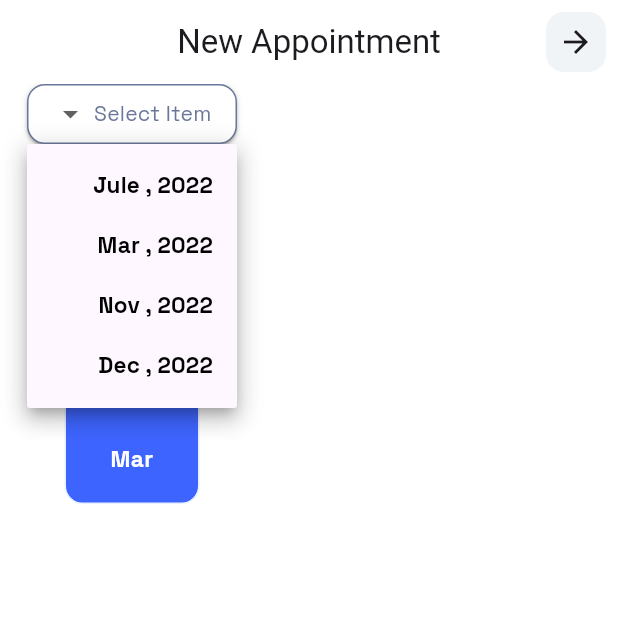
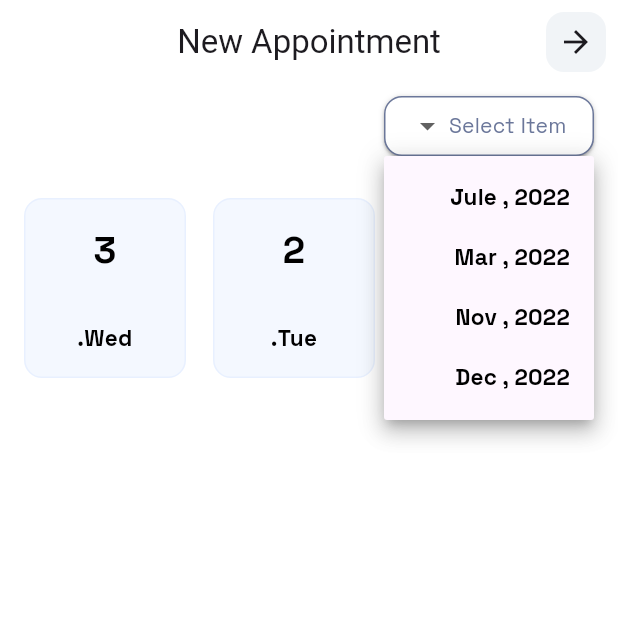
Before and after one commit to Open-Sourcers/DocLink_Flutter, a Flutter app: the NewAppointmentView screen opened by its route, after a tap on "Select Item", on a phone screen of 412 x 824 dp, the top half of it. Run offline on Flutter 3.47's test engine with Material 3 defaults, Android fonts, the phone set to English and light mode, and no system bars; drawn by our look-alikes of dropdown_button2; our stand-ins replace awesome_dialog, dartz, dio, flutter_bloc, flutter_screenutil, flutter_svg and 7 more.

Commit message:
new appointment days list view added and refactor some files

```diff
--- a/lib/features/user_views/new_appointment/presentation/views/widgets/active_day_card.dart
+++ /dev/null
@@ -1,45 +0,0 @@
-import 'package:doc_link_project/core/utils/app_colors.dart';
-import 'package:doc_link_project/core/utils/styless.dart';
-import 'package:flutter/material.dart';
-
-class ActiveDayCard extends StatelessWidget {
-  const ActiveDayCard({
-    super.key,
-    required this.day,
-    required this.month,
-    this.onTap,
-  });
-  final int day;
-  final String month;
-  final Function()? onTap;
-  @override
-  Widget build(BuildContext context) {
-    return GestureDetector(
-      onTap: onTap,
-      child: AnimatedContainer(
-        duration: const Duration(microseconds: 300),
-        height: 120,
-        width: 90,
-        margin: const EdgeInsets.symmetric(horizontal: 8),
-        decoration: BoxDecoration(
-          color: AppColors.commonColor,
-          borderRadius: BorderRadius.circular(12),
-          border: Border.all(width: 1, color: AppColors.grey200),
-        ),
-        child: Column(
-          mainAxisAlignment: MainAxisAlignment.spaceAround,
-          children: [
-            Text(
-              day.toString(),
-              style: Styless.textSemiBold15.copyWith(color: AppColors.white),
-            ),
-            Text(
-              month,
-              style: Styless.textSemiBold15.copyWith(color: AppColors.white),
-            ),
-          ],
-        ),
-      ),
-    );
-  }
-}
--- /dev/null
+++ b/lib/features/user_views/new_appointment/presentation/views/widgets/custom_day_card.dart
@@ -0,0 +1,51 @@
+import 'package:doc_link_project/core/utils/app_colors.dart';
+import 'package:doc_link_project/core/utils/styless.dart';
+import 'package:flutter/material.dart';
+
+class CustomDayCard extends StatelessWidget {
+  const CustomDayCard({
+    super.key,
+    required this.day,
+    required this.month,
+    this.onTap,
+    required this.isActive,
+  });
+  final int day;
+  final String month;
+  final Function()? onTap;
+  final bool isActive;
+  @override
+  Widget build(BuildContext context) {
+    return AspectRatio(
+      aspectRatio: 0.9,
+      child: GestureDetector(
+        onTap: onTap,
+        child: AnimatedContainer(
+          duration: const Duration(microseconds: 300),
+          decoration: BoxDecoration(
+            color: isActive ? AppColors.grey100 : AppColors.commonColor,
+            borderRadius: BorderRadius.circular(12),
+            border: Border.all(width: 1, color: AppColors.grey200),
+          ),
+          child: Column(
+            mainAxisAlignment: MainAxisAlignment.spaceAround,
+            children: [
+              Text(
+                day.toString(),
+                style: Styless.textBold25.copyWith(
+                  color: isActive ? AppColors.black : AppColors.white,
+                ),
+              ),
+              Text(
+                month,
+                style: Styless.textSemiBold15.copyWith(
+                  color: isActive ? AppColors.black : AppColors.white,
+                ),
+              ),
+            ],
+          ),
+        ),
+      ),
+    );
+  }
+}
--- a/lib/features/user_views/new_appointment/presentation/views/widgets/custom_drop_down_feild.dart
+++ b/lib/features/user_views/new_appointment/presentation/views/widgets/custom_drop_down_feild.dart
@@ -21,9 +21,11 @@
 
   @override
   Widget build(BuildContext context) {
-    return DropdownButtonHideUnderline(
+    return ListTile(
+      leading: DropdownButtonHideUnderline(
         child: DropdownButton2<String>(
-        isExpanded: true,
+          alignment: Alignment.centerLeft,
+          isExpanded: false,
           hint: const Text(
             'Select Item',
             style: Styless.textRegular14,
@@ -55,6 +57,7 @@
             height: 40,
           ),
         ),
+      ),
     );
   }
 }
--- a/lib/features/user_views/new_appointment/presentation/views/widgets/in_active_day_card.dart
+++ /dev/null
@@ -1,39 +0,0 @@
-import 'package:doc_link_project/core/utils/app_colors.dart';
-import 'package:doc_link_project/core/utils/styless.dart';
-import 'package:flutter/material.dart';
-
-class InActiveDayCard extends StatelessWidget {
-  const InActiveDayCard({
-    super.key,
-    required this.day,
-    required this.month,
-    this.onTap,
-  });
-  final int day;
-  final String month;
-  final Function()? onTap;
-  @override
-  Widget build(BuildContext context) {
-    return InkWell(
-      onTap: onTap,
-      child: AnimatedContainer(
-        duration: const Duration(microseconds: 300),
-        height: 120,
-        width: 90,
-        margin: const EdgeInsets.symmetric(horizontal: 8),
-        decoration: BoxDecoration(
-          color: AppColors.grey100,
-          borderRadius: BorderRadius.circular(12),
-          border: Border.all(width: 1, color: AppColors.grey200),
-        ),
-        child: Column(
-          mainAxisAlignment: MainAxisAlignment.spaceAround,
-          children: [
-            Text(day.toString(), style: Styless.textSemiBold15),
-            Text(month, style: Styless.textSemiBold15),
-          ],
-        ),
-      ),
-    );
-  }
-}
--- /dev/null
+++ b/lib/features/user_views/new_appointment/presentation/views/widgets/new_appointment_days_list_view.dart
@@ -0,0 +1,44 @@
+import 'package:doc_link_project/features/user_views/new_appointment/presentation/views/widgets/custom_day_card.dart';
+import 'package:flutter/material.dart';
+
+class NewAppointmentDaysListView extends StatefulWidget {
+  const NewAppointmentDaysListView({super.key});
+
+  @override
+  State<NewAppointmentDaysListView> createState() =>
+      _NewAppointmentDaysListViewState();
+}
+
+class _NewAppointmentDaysListViewState
+    extends State<NewAppointmentDaysListView> {
+  final List monthes = ["Mon.", "Tue.", "Wed.", "Thu.", "Fri.", "Sat.", "Sun."];
+  int currentDay = 0;
+  int dayNum = 30;
+  @override
+  Widget build(BuildContext context) {
+    return SizedBox(
+      height: 120,
+      child: ListView.builder(
+        scrollDirection: Axis.horizontal,
+        itemCount: dayNum,
+        itemBuilder: (context, index) {
+          return Padding(
+            padding: EdgeInsets.only(
+              left: index == 0 ? 18 : 0,
+              right: index == dayNum - 1 ? 0 : 18,
+            ),
+            child: CustomDayCard(
+              onTap: () {
+                currentDay = index;
+                setState(() {});
+              },
+              day: index + 1,
+              month: monthes[index % 7],
+              isActive: currentDay != index,
+            ),
+          );
+        },
+      ),
+    );
+  }
+}
--- a/lib/features/user_views/new_appointment/presentation/views/widgets/new_appointment_time.dart
+++ b/lib/features/user_views/new_appointment/presentation/views/widgets/new_appointment_time.dart
@@ -1,6 +1,5 @@
-import 'package:doc_link_project/features/user_views/new_appointment/presentation/views/widgets/active_day_card.dart';
-import 'package:doc_link_project/features/user_views/new_appointment/presentation/views/widgets/in_active_day_card.dart';
 import 'package:doc_link_project/features/user_views/new_appointment/presentation/views/widgets/custom_drop_down_feild.dart';
+import 'package:doc_link_project/features/user_views/new_appointment/presentation/views/widgets/new_appointment_days_list_view.dart';
 import 'package:flutter/material.dart';
 
 class NewAppointmentTime extends StatelessWidget {
@@ -11,8 +10,8 @@
     return const Column(
       children: [
         CustomDropDownFeild(),
-        InActiveDayCard(day: 16, month: 'Mar'),
-        ActiveDayCard(day: 16, month: 'Mar'),
+        SizedBox(height: 20),
+        NewAppointmentDaysListView(),
       ],
     );
   }
--- a/lib/features/user_views/new_appointment/presentation/views/widgets/new_appointment_view_body.dart
+++ b/lib/features/user_views/new_appointment/presentation/views/widgets/new_appointment_view_body.dart
@@ -6,13 +6,10 @@
 
   @override
   Widget build(BuildContext context) {
-    return const Padding(
-      padding: EdgeInsets.symmetric(horizontal: 18.0),
-      child: Column(
-        children: [
-          NewAppointmentTime(),
-        ],
-      ),
+    return const Column(
+      children: [
+        NewAppointmentTime(),
+      ],
     );
   }
 }
```
Lines whose indentation alone changed are shown as unchanged.
